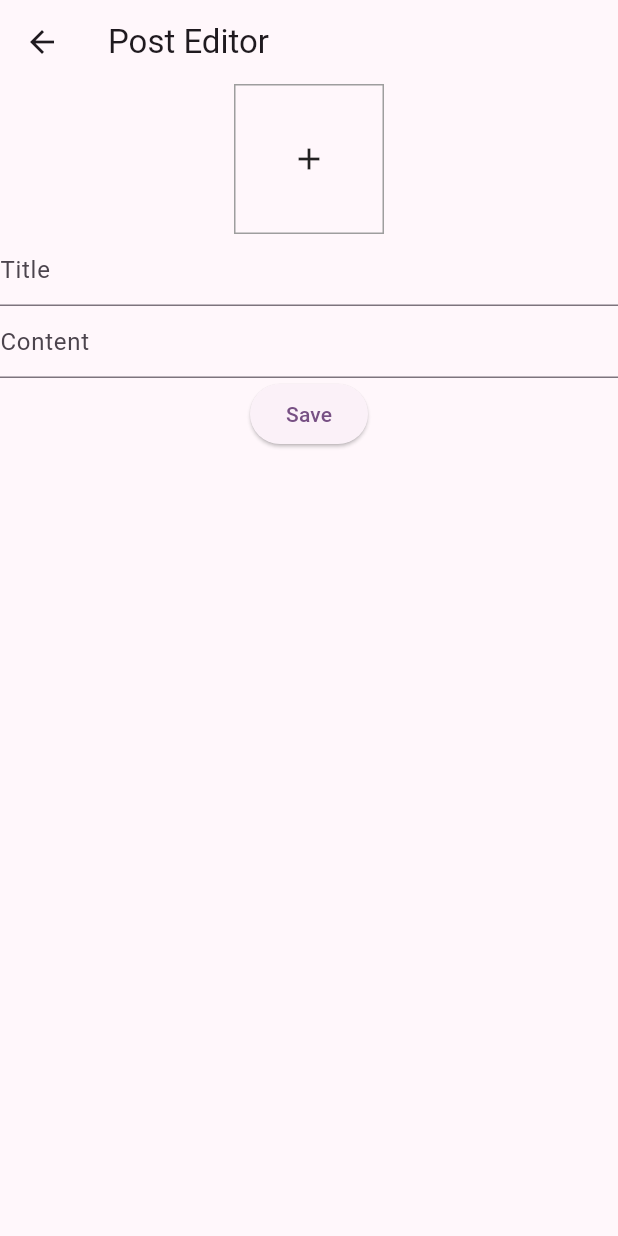
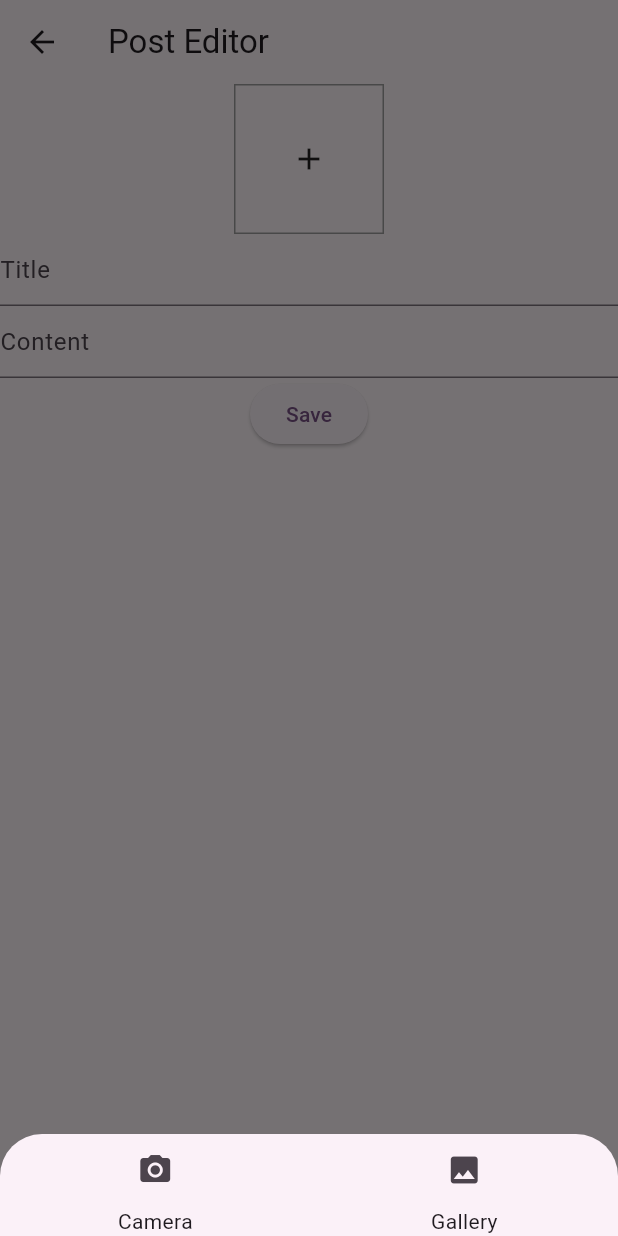
Before and after one commit to shivanuj13/simple_blogger, a Flutter app: the PostEditorScreen screen opened by its route, after a tap on the "add" icon, on a phone screen of 412 x 824 dp. Run offline on Flutter 3.47's test engine with Material 2 defaults, Android fonts, the light colour scheme and no system bars; our stand-ins replace cloud_firestore, firebase_auth, firebase_core, firebase_storage, image_picker, shared_preferences; accounts and stored records are empty.

Commit message:
prototype 1 completed, begining of 2nd stage started

```diff
--- a/lib/app.dart
+++ b/lib/app.dart
@@ -5,6 +5,7 @@ import 'package:simple_blog/shared/route/route_const.dart';
 import 'package:simple_blog/shared/route/route_generator.dart';
 
 import 'auth/provider/auth_provider.dart';
+import 'shared/util/shared_pref.dart';
 
 class MyApp extends StatefulWidget {
   const MyApp({super.key});
@@ -22,7 +23,7 @@ class _MyAppState extends State<MyApp> {
         ChangeNotifierProvider(create: (context) => PostProvider())
       ],
       child: MaterialApp(
-        initialRoute: RouteConst.signIn,
+        initialRoute: SharedPref.instance.route,
         onGenerateRoute: RouteGenerator.generateRoute,
         theme:
             ThemeData(useMaterial3: true, colorSchemeSeed: Color(0xFF2C003E)),
--- a/lib/auth/provider/auth_provider.dart
+++ b/lib/auth/provider/auth_provider.dart
@@ -4,6 +4,7 @@ import 'package:simple_blog/auth/repo/auth_repo.dart';
 
 class AuthProvider extends ChangeNotifier {
   final AuthRepo _authRepo = AuthRepo();
+
   bool isLoading = false;
   Future<void> insertUser(UserModel userModel, String password) async {
     isLoading = true;
--- a/lib/main.dart
+++ b/lib/main.dart
@@ -1,6 +1,7 @@
 import 'package:firebase_core/firebase_core.dart';
 import 'package:flutter/material.dart';
 import 'package:simple_blog/app.dart';
+import 'package:simple_blog/shared/util/shared_pref.dart';
 
 import 'firebase_options.dart';
 
@@ -9,5 +10,6 @@ Future<void> main() async {
   await Firebase.initializeApp(
     options: DefaultFirebaseOptions.currentPlatform,
   );
+  await SharedPref.instance.initialAuthHandler();
   runApp(const MyApp());
 }
--- a/lib/post/ui/screens/post_editor_screen.dart
+++ b/lib/post/ui/screens/post_editor_screen.dart
@@ -43,13 +43,50 @@ class _PostEditorScreenState extends State<PostEditorScreen> {
           children: [
             InkWell(
               onTap: () async {
-                await ImagePicker()
-                    .pickImage(source: ImageSource.camera)
-                    .then((value) {
-                  setState(() {
-                    imgPath = value!.path;
-                  });
-                });
+                showModalBottomSheet(
+                    context: context,
+                    builder: (context) {
+                      return Row(
+                        mainAxisAlignment: MainAxisAlignment.spaceAround,
+                        children: [
+                          Column(
+                            mainAxisSize: MainAxisSize.min,
+                            children: [
+                              IconButton(
+                                onPressed: () async {
+                                  Navigator.pop(context);
+                                  final picker = ImagePicker();
+                                  final pickedFile = await picker.pickImage(
+                                      source: ImageSource.camera);
+                                  setState(() {
+                                    imgPath = pickedFile!.path;
+                                  });
+                                },
+                                icon: const Icon(Icons.camera_alt),
+                              ),
+                              const Text('Camera')
+                            ],
+                          ),
+                          Column(
+                            mainAxisSize: MainAxisSize.min,
+                            children: [
+                              IconButton(
+                                  onPressed: () async {
+                                    Navigator.pop(context);
+                                    final picker = ImagePicker();
+                                    final pickedFile = await picker.pickImage(
+                                        source: ImageSource.gallery);
+                                    setState(() {
+                                      imgPath = pickedFile!.path;
+                                    });
+                                  },
+                                  icon: const Icon(Icons.image)),
+                              const Text('Gallery')
+                            ],
+                          ),
+                        ],
+                      );
+                    });
               },
               child: Container(
                 height: 100,
```
Also changed, not shown: lib/shared/util/shared_pref.dart (added, +43 -0 lines).
